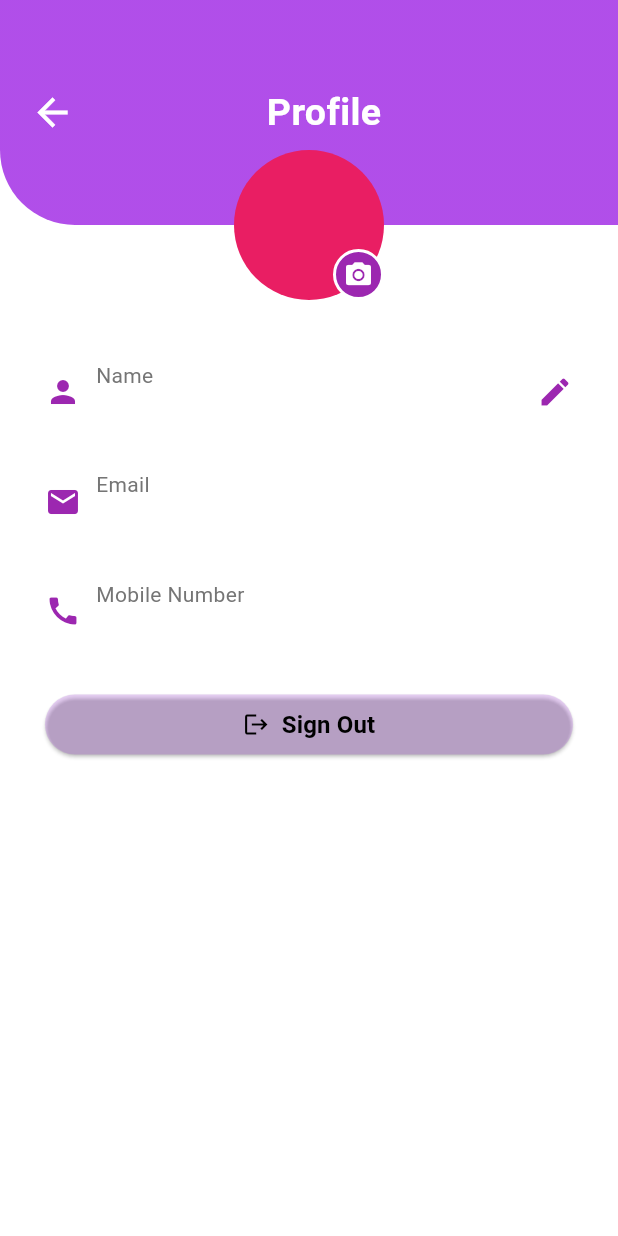
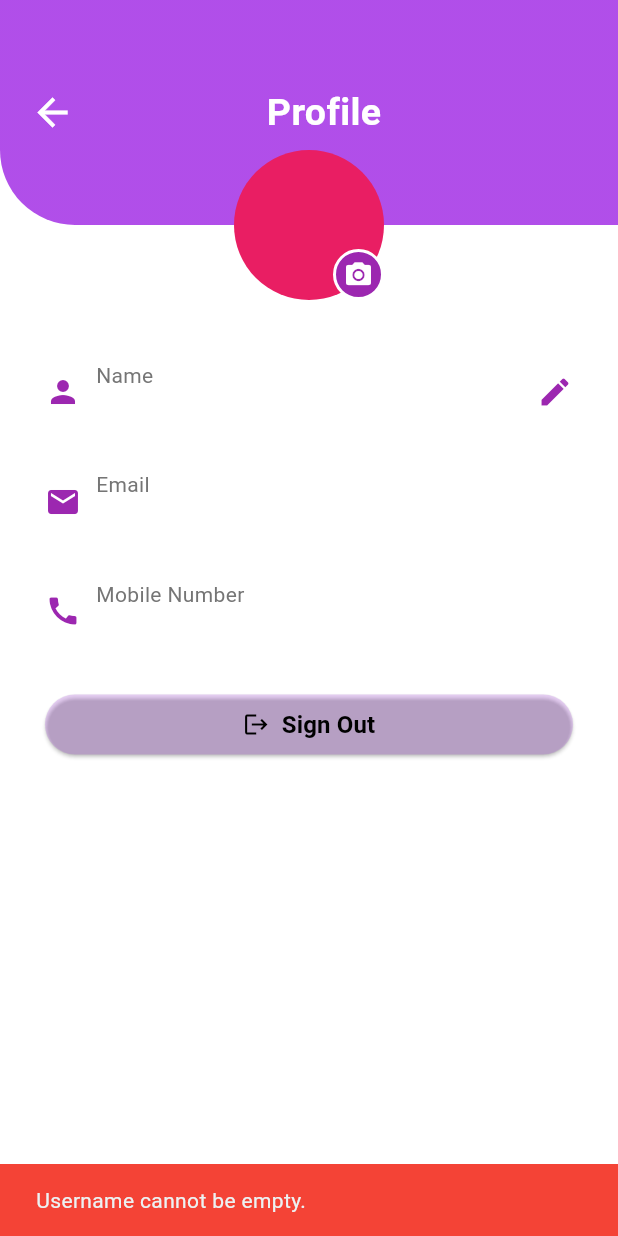
Before and after one commit to mohanveera9/hackthon, a Flutter app: the Profile screen opened directly, after a tap on the "edit" icon, after a tap on the "check" icon, on a phone screen of 412 x 824 dp. Run offline on Flutter 3.47's test engine with Material 3 defaults, Android fonts, the phone set to English and light mode, and no system bars; our stand-ins replace camera, geolocator, permission_handler, shared_preferences, youtube_player_flutter; missing offline and left inert: record; accounts and stored records are empty.

Commit message:
Update profile.dart

```diff
--- a/lib/Home/profile.dart
+++ b/lib/Home/profile.dart
@@ -1,9 +1,12 @@
+import 'dart:convert';
+
 import 'package:flutter/material.dart';
 import 'package:girls_grivince/Login/loginMain.dart';
 import 'package:girls_grivince/Models/UserModel.dart';
 import 'package:girls_grivince/Models/UserModel/UserProvider.dart';
 import 'package:provider/provider.dart';
 import 'package:shared_preferences/shared_preferences.dart';
+import 'package:http/http.dart' as http;
 
 class Profile extends StatefulWidget {
   @override
@@ -12,6 +15,7 @@ class Profile extends StatefulWidget {
 
 class _ProfileState extends State<Profile> {
   bool _isEditingName = false;
+  bool _isLoading = false;
   late TextEditingController _nameController;
 
   @override
@@ -25,6 +29,62 @@ class _ProfileState extends State<Profile> {
   void dispose() {
     _nameController.dispose();
     super.dispose();
+  }
+
+  Future<String?> getToken() async {
+    final prefs = await SharedPreferences.getInstance();
+    return prefs.getString('auth_token');
+  }
+
+  Future<void> editName({required String name}) async {
+    if (name.isEmpty) {
+      showSnackbar('Username cannot be empty.');
+      return;
+    }
+
+    final token = await getToken();
+    final url = Uri.parse(
+        'https://tech-hackathon-glowhive.onrender.com/api/user/edit/username');
+    final body = {"username": name};
+
+    setState(() {
+      _isLoading = true;
+    });
+
+    try {
+      final response = await http.patch(
+        url,
+        headers: {
+          "Content-type": "application/json",
+          "Authorization": "Bearer $token"
+        },
+        body: json.encode(body),
+      );
+
+      final responseData = json.decode(response.body);
+
+      if (response.statusCode == 200 && responseData['success'] == true) {
+        final userModel = Provider.of<UserModel>(context, listen: false);
+        userModel.updateName(name);
+        showSnackbar('Name updated successfully.');
+      } else {
+        showSnackbar(responseData['message'] ?? 'Failed to update name.');
+      }
+    } catch (e) {
+      showSnackbar('An error occurred. Check your connection and try again.');
+    } finally {
+      setState(() {
+        _isLoading = false;
+      });
+    }
+  }
+
+  void showSnackbar(String message) {
+    final snackBar = SnackBar(
+      content: Text(message),
+      backgroundColor: Colors.red,
+    );
+    ScaffoldMessenger.of(context).showSnackBar(snackBar);
   }
 
   @override
@@ -58,11 +118,12 @@ class _ProfileState extends State<Profile> {
                           label: 'Name',
                           controller: _nameController,
                           isEditable: _isEditingName,
+                          isLoading: _isLoading,
                           onEditPressed: () {
+                            if (_isEditingName && !_isLoading) {
+                              editName(name: _nameController.text);
+                            }
                             setState(() {
-                              if (_isEditingName) {
-                                userModel.updateName(_nameController.text);
-                              }
                               _isEditingName = !_isEditingName;
                             });
                           },
@@ -191,6 +252,7 @@ class _ProfileState extends State<Profile> {
     required String label,
     required TextEditingController controller,
     required bool isEditable,
+    required bool isLoading,
     required VoidCallback onEditPressed,
   }) {
     return Row(
@@ -223,10 +285,19 @@ class _ProfileState extends State<Profile> {
         ),
         GestureDetector(
           onTap: onEditPressed,
-          child: Icon(
-            isEditable ? Icons.check : Icons.edit,
-            color: Colors.purple,
-          ),
+          child: isLoading
+              ? const SizedBox(
+                  height: 24,
+                  width: 24,
+                  child: CircularProgressIndicator(
+                    strokeWidth: 2,
+                    color: Colors.purple,
+                  ),
+                )
+              : Icon(
+                  isEditable ? Icons.check : Icons.edit,
+                  color: Colors.purple,
+                ),
         ),
       ],
     );
```
